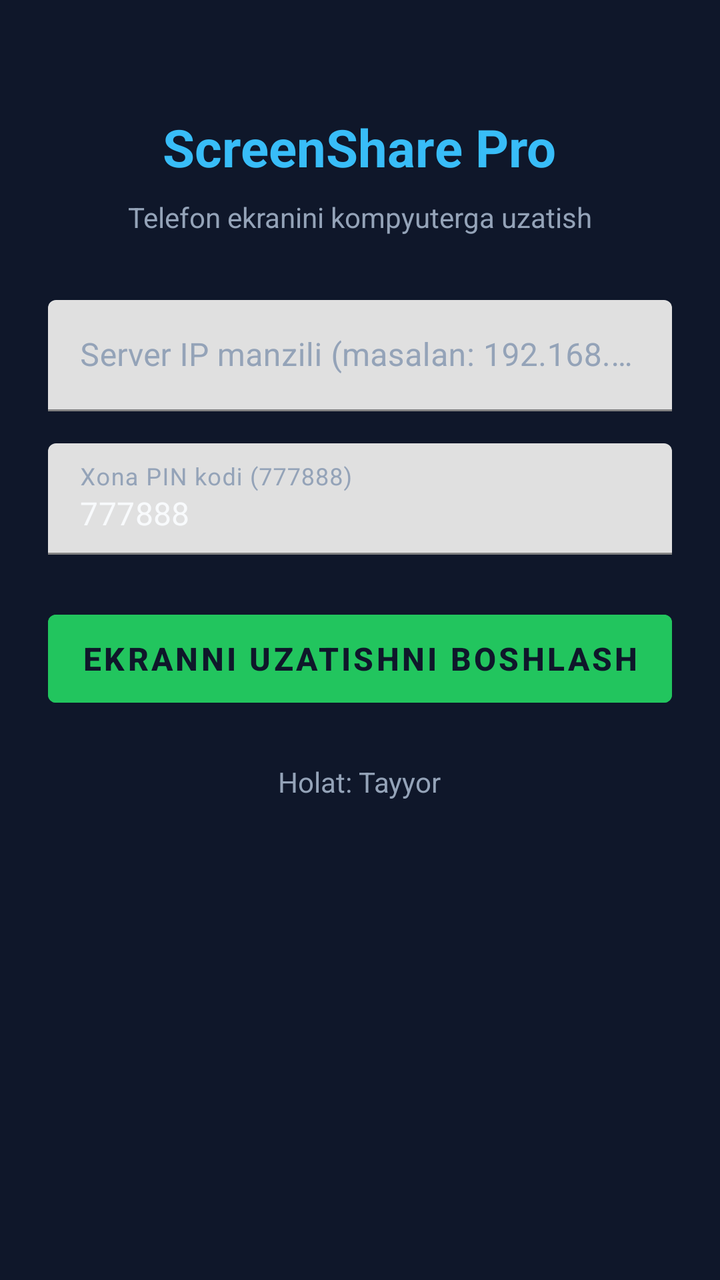
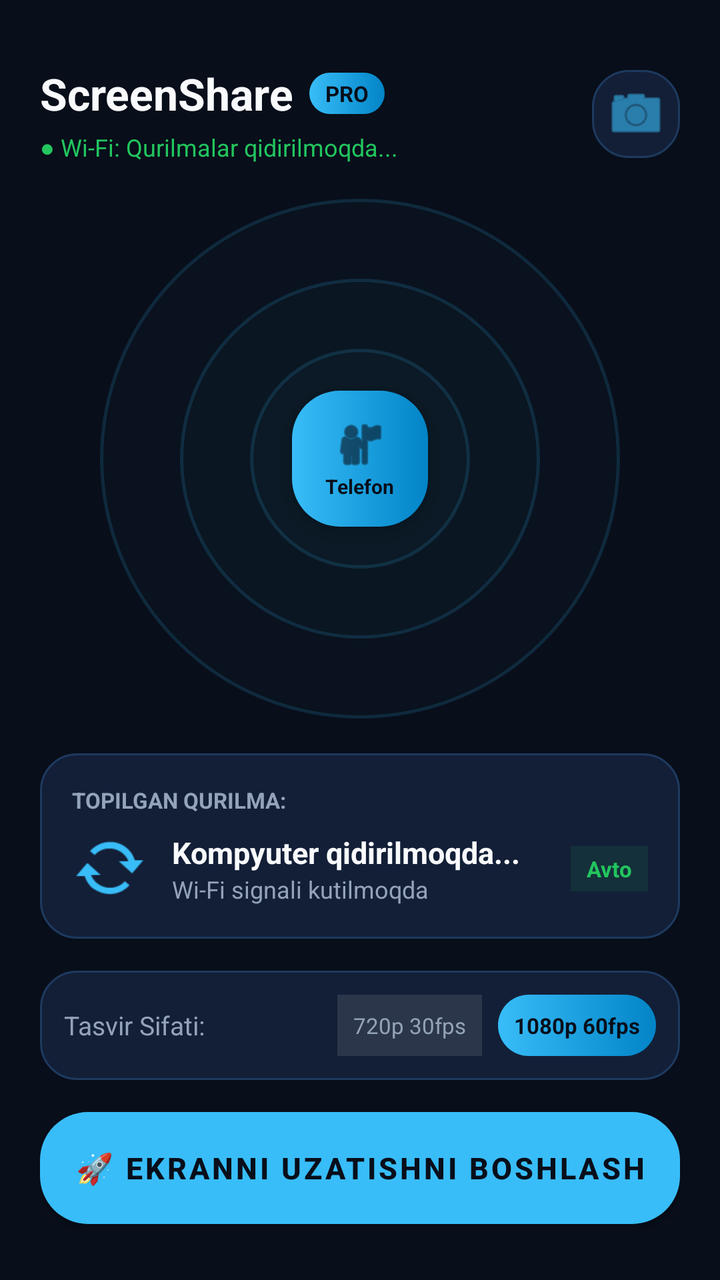

The first picture is an Android layout as it rendered before a commit; the second is the same layout after the commit. The layout source and the unified diff follow.
<!-- AndroidManifest.xml: application theme Theme.ScreenSharePro -->
<!-- res/layout/activity_main.xml -->
<?xml version="1.0" encoding="utf-8"?>
<LinearLayout xmlns:android="http://schemas.android.com/apk/res/android"
    android:layout_width="match_parent"
    android:layout_height="match_parent"
    android:orientation="vertical"
    android:background="@color/background"
    android:padding="24dp"
    android:gravity="center_horizontal">

    <TextView
        android:layout_width="wrap_content"
        android:layout_height="wrap_content"
        android:text="ScreenShare Pro"
        android:textColor="@color/primary"
        android:textSize="26sp"
        android:textStyle="bold"
        android:layout_marginTop="32dp"
        android:layout_marginBottom="8dp" />

    <TextView
        android:layout_width="wrap_content"
        android:layout_height="wrap_content"
        android:text="Telefon ekranini kompyuterga uzatish"
        android:textColor="@color/text_secondary"
        android:textSize="14sp"
        android:layout_marginBottom="32dp" />

    <com.google.android.material.textfield.TextInputLayout
        android:layout_width="match_parent"
        android:layout_height="wrap_content"
        android:textColorHint="@color/text_secondary"
        android:layout_marginBottom="16dp">
        <com.google.android.material.textfield.TextInputEditText
            android:id="@+id/etServerIp"
            android:layout_width="match_parent"
            android:layout_height="wrap_content"
            android:hint="Server IP manzili (masalan: 192.168.1.100)"
            android:textColor="@color/text_primary"
            android:inputType="textUri" />
    </com.google.android.material.textfield.TextInputLayout>

    <com.google.android.material.textfield.TextInputLayout
        android:layout_width="match_parent"
        android:layout_height="wrap_content"
        android:textColorHint="@color/text_secondary"
        android:layout_marginBottom="24dp">
        <com.google.android.material.textfield.TextInputEditText
            android:id="@+id/etRoomPin"
            android:layout_width="match_parent"
            android:layout_height="wrap_content"
            android:hint="Xona PIN kodi (777888)"
            android:text="777888"
            android:textColor="@color/text_primary"
            android:inputType="number" />
    </com.google.android.material.textfield.TextInputLayout>

    <Button
        android:id="@+id/btnToggleStream"
        android:layout_width="match_parent"
        android:layout_height="56dp"
        android:text="Ekranni uzatishni boshlash"
        android:backgroundTint="@color/accent_green"
        android:textColor="#0F172A"
        android:textStyle="bold"
        android:textSize="16sp" />

    <TextView
        android:id="@+id/tvStatus"
        android:layout_width="wrap_content"
        android:layout_height="wrap_content"
        android:text="Holat: Tayyor"
        android:textColor="@color/text_secondary"
        android:layout_marginTop="24dp" />

</LinearLayout>
<!-- resources referenced by this layout -->
<resources>
  <color name="accent_green">#22C55E</color>
  <color name="background">#0F172A</color>
  <color name="primary">#38BDF8</color>
  <color name="text_primary">#F8FAFC</color>
  <color name="text_secondary">#94A3B8</color>
  <style name="Theme.ScreenSharePro" parent="Theme.MaterialComponents.DayNight.NoActionBar">
          <item name="colorPrimary">@color/primary</item>
          <item name="colorPrimaryDark">@color/primary_dark</item>
          <item name="android:windowBackground">@color/background</item>
          <item name="android:statusBarColor">@color/background</item>
      </style>
  <color name="primary_dark">#0284C7</color>
</resources>

<!-- the commit's change to res/layout/activity_main.xml (unified diff, before → after) -->
@@ -1,75 +1,264 @@
 <?xml version="1.0" encoding="utf-8"?>
-<LinearLayout xmlns:android="http://schemas.android.com/apk/res/android"
+<androidx.constraintlayout.widget.ConstraintLayout xmlns:android="http://schemas.android.com/apk/res/android"
+    xmlns:app="http://schemas.android.com/apk/res-auto"
     android:layout_width="match_parent"
     android:layout_height="match_parent"
-    android:orientation="vertical"
     android:background="@color/background"
-    android:padding="24dp"
-    android:gravity="center_horizontal">
-
-    <TextView
-        android:layout_width="wrap_content"
+    android:padding="20dp">
+
+    
+    <LinearLayout
+        android:id="@+id/topBar"
+        android:layout_width="match_parent"
         android:layout_height="wrap_content"
-        android:text="ScreenShare Pro"
-        android:textColor="@color/primary"
-        android:textSize="26sp"
-        android:textStyle="bold"
-        android:layout_marginTop="32dp"
-        android:layout_marginBottom="8dp" />
-
-    <TextView
-        android:layout_width="wrap_content"
+        android:orientation="horizontal"
+        android:gravity="center_vertical"
+        android:layout_marginTop="12dp"
+        app:layout_constraintTop_toTopOf="parent">
+
+        <LinearLayout
+            android:layout_width="0dp"
+            android:layout_height="wrap_content"
+            android:layout_weight="1"
+            android:orientation="vertical">
+
+            <LinearLayout
+                android:layout_width="wrap_content"
+                android:layout_height="wrap_content"
+                android:orientation="horizontal"
+                android:gravity="center_vertical">
+
+                <TextView
+                    android:layout_width="wrap_content"
+                    android:layout_height="wrap_content"
+                    android:text="ScreenShare"
+                    android:textColor="@color/text_primary"
+                    android:textSize="22sp"
+                    android:textStyle="bold" />
+
+                <TextView
+                    android:layout_width="wrap_content"
+                    android:layout_height="wrap_content"
+                    android:text="PRO"
+                    android:textColor="#080E1A"
+                    android:background="@drawable/btn_gradient_cyan"
+                    android:textSize="11sp"
+                    android:textStyle="bold"
+                    android:paddingStart="8dp"
+                    android:paddingEnd="8dp"
+                    android:paddingTop="3dp"
+                    android:paddingBottom="3dp"
+                    android:layout_marginStart="8dp" />
+            </LinearLayout>
+
+            <TextView
+                android:id="@+id/tvWifiStatus"
+                android:layout_width="wrap_content"
+                android:layout_height="wrap_content"
+                android:text="● Wi-Fi: Qurilmalar qidirilmoqda..."
+                android:textColor="@color/accent_green"
+                android:textSize="12sp"
+                android:layout_marginTop="4dp" />
+        </LinearLayout>
+
+        <ImageButton
+            android:id="@+id/btnQrScan"
+            android:layout_width="44dp"
+            android:layout_height="44dp"
+            android:background="@drawable/card_bg"
+            android:src="@android:drawable/ic_menu_camera"
+            app:tint="@color/accent_cyan"
+            android:contentDescription="QR Scan" />
+    </LinearLayout>
+
+    
+    <FrameLayout
+        android:id="@+id/radarContainer"
+        android:layout_width="260dp"
+        android:layout_height="260dp"
+        app:layout_constraintTop_toBottomOf="@id/topBar"
+        app:layout_constraintBottom_toTopOf="@id/cardDiscovered"
+        app:layout_constraintStart_toStartOf="parent"
+        app:layout_constraintEnd_toEndOf="parent">
+
+        
+        <View
+            android:id="@+id/ringOuter"
+            android:layout_width="260dp"
+            android:layout_height="260dp"
+            android:layout_gravity="center"
+            android:background="@drawable/radar_ring" />
+
+        
+        <View
+            android:id="@+id/ringMiddle"
+            android:layout_width="180dp"
+            android:layout_height="180dp"
+            android:layout_gravity="center"
+            android:background="@drawable/radar_ring" />
+
+        
+        <View
+            android:id="@+id/ringInner"
+            android:layout_width="110dp"
+            android:layout_height="110dp"
+            android:layout_gravity="center"
+            android:background="@drawable/radar_ring" />
+
+        
+        <LinearLayout
+            android:layout_width="68dp"
+            android:layout_height="68dp"
+            android:layout_gravity="center"
+            android:background="@drawable/btn_gradient_cyan"
+            android:gravity="center"
+            android:orientation="vertical"
+            android:elevation="6dp">
+
+            <ImageView
+                android:layout_width="28dp"
+                android:layout_height="28dp"
+                android:src="@android:drawable/ic_menu_myplaces"
+                app:tint="#080E1A" />
+
+            <TextView
+                android:layout_width="wrap_content"
+                android:layout_height="wrap_content"
+                android:text="Telefon"
+                android:textColor="#080E1A"
+                android:textSize="10sp"
+                android:textStyle="bold" />
+        </LinearLayout>
+    </FrameLayout>
+
+    
+    <LinearLayout
+        android:id="@+id/cardDiscovered"
+        android:layout_width="match_parent"
         android:layout_height="wrap_content"
-        android:text="Telefon ekranini kompyuterga uzatish"
-        android:textColor="@color/text_secondary"
-        android:textSize="14sp"
-        android:layout_marginBottom="32dp" />
-
-    <com.google.android.material.textfield.TextInputLayout
+        android:orientation="vertical"
+        android:background="@drawable/card_bg"
+        android:padding="16dp"
+        android:layout_marginBottom="16dp"
+        app:layout_constraintBottom_toTopOf="@id/cardSettings">
+
+        <TextView
+            android:layout_width="wrap_content"
+            android:layout_height="wrap_content"
+            android:text="TOPILGAN QURILMA:"
+            android:textColor="@color/text_secondary"
+            android:textSize="11sp"
+            android:textStyle="bold" />
+
+        <LinearLayout
+            android:layout_width="match_parent"
+            android:layout_height="wrap_content"
+            android:orientation="horizontal"
+            android:gravity="center_vertical"
+            android:layout_marginTop="8dp">
+
+            <ImageView
+                android:id="@+id/ivDeviceIcon"
+                android:layout_width="38dp"
+                android:layout_height="38dp"
+                android:src="@android:drawable/stat_notify_sync"
+                app:tint="@color/accent_cyan" />
+
+            <LinearLayout
+                android:layout_width="0dp"
+                android:layout_height="wrap_content"
+                android:layout_weight="1"
+                android:orientation="vertical"
+                android:layout_marginStart="12dp">
+
+                <TextView
+                    android:id="@+id/tvDeviceName"
+                    android:layout_width="wrap_content"
+                    android:layout_height="wrap_content"
+                    android:text="Kompyuter qidirilmoqda..."
+                    android:textColor="@color/text_primary"
+                    android:textSize="15sp"
+                    android:textStyle="bold" />
+
+                <TextView
+                    android:id="@+id/tvDeviceIp"
+                    android:layout_width="wrap_content"
+                    android:layout_height="wrap_content"
+                    android:text="Wi-Fi signali kutilmoqda"
+                    android:textColor="@color/text_secondary"
+                    android:textSize="12sp" />
+            </LinearLayout>
+
+            <TextView
+                android:id="@+id/tvDeviceBadge"
+                android:layout_width="wrap_content"
+                android:layout_height="wrap_content"
+                android:text="Avto"
+                android:textColor="@color/accent_green"
+                android:textSize="11sp"
+                android:textStyle="bold"
+                android:paddingStart="8dp"
+                android:paddingEnd="8dp"
+                android:paddingTop="4dp"
+                android:paddingBottom="4dp"
+                android:background="#1A22C55E" />
+        </LinearLayout>
+    </LinearLayout>
+
+    
+    <LinearLayout
+        android:id="@+id/cardSettings"
         android:layout_width="match_parent"
         android:layout_height="wrap_content"
-        android:textColorHint="@color/text_secondary"
-        android:layout_marginBottom="16dp">
-        <com.google.android.material.textfield.TextInputEditText
-            android:id="@+id/etServerIp"
-            android:layout_width="match_parent"
-            android:layout_height="wrap_content"
-            android:hint="Server IP manzili (masalan: 192.168.1.100)"
-            android:textColor="@color/text_primary"
-            android:inputType="textUri" />
-    </com.google.android.material.textfield.TextInputLayout>
-
-    <com.google.android.material.textfield.TextInputLayout
-        android:layout_width="match_parent"
-        android:layout_height="wrap_content"
-        android:textColorHint="@color/text_secondary"
-        android:layout_marginBottom="24dp">
-        <com.google.android.material.textfield.TextInputEditText
-            android:id="@+id/etRoomPin"
-            android:layout_width="match_parent"
-            android:layout_height="wrap_content"
-            android:hint="Xona PIN kodi (777888)"
-            android:text="777888"
-            android:textColor="@color/text_primary"
-            android:inputType="number" />
-    </com.google.android.material.textfield.TextInputLayout>
-
+        android:orientation="horizontal"
+        android:background="@drawable/card_bg"
+        android:padding="12dp"
+        android:gravity="center_vertical"
+        android:layout_marginBottom="16dp"
+        app:layout_constraintBottom_toTopOf="@id/btnToggleStream">
+
+        <TextView
+            android:layout_width="0dp"
+            android:layout_height="wrap_content"
+            android:layout_weight="1"
+            android:text="Tasvir Sifati:"
+            android:textColor="@color/text_secondary"
+            android:textSize="13sp" />
+
+        <TextView
+            android:id="@+id/btnQuality720"
+            android:layout_width="wrap_content"
+            android:layout_height="wrap_content"
+            android:text="720p 30fps"
+            android:textColor="@color/text_secondary"
+            android:textSize="11sp"
+            android:padding="8dp"
+            android:background="#1AFFFFFF" />
+
+        <TextView
+            android:id="@+id/btnQuality1080"
+            android:layout_width="wrap_content"
+            android:layout_height="wrap_content"
+            android:text="1080p 60fps"
+            android:textColor="#080E1A"
+            android:textSize="11sp"
+            android:textStyle="bold"
+            android:padding="8dp"
+            android:background="@drawable/btn_gradient_cyan"
+            android:layout_marginStart="8dp" />
+    </LinearLayout>
+
+    
     <Button
         android:id="@+id/btnToggleStream"
         android:layout_width="match_parent"
         android:layout_height="56dp"
-        android:text="Ekranni uzatishni boshlash"
-        android:backgroundTint="@color/accent_green"
-        android:textColor="#0F172A"
+        android:background="@drawable/btn_gradient_cyan"
+        android:text="🚀 EKRANNI UZATISHNI BOSHLASH"
+        android:textColor="#080E1A"
+        android:textSize="15sp"
         android:textStyle="bold"
-        android:textSize="16sp" />
-
-    <TextView
-        android:id="@+id/tvStatus"
-        android:layout_width="wrap_content"
-        android:layout_height="wrap_content"
-        android:text="Holat: Tayyor"
-        android:textColor="@color/text_secondary"
-        android:layout_marginTop="24dp" />
-
-</LinearLayout>
+        android:layout_marginBottom="8dp"
+        app:layout_constraintBottom_toBottomOf="parent" />
+
+</androidx.constraintlayout.widget.ConstraintLayout>
<!-- resource entries referenced after the edit -->
@@ -1,10 +1,37 @@
 <!-- resources referenced by this layout -->
 <resources>
+  <color name="accent_cyan">#38BDF8</color>
   <color name="accent_green">#22C55E</color>
-  <color name="background">#0F172A</color>
+  <color name="background">#080E1A</color>
   <color name="primary">#38BDF8</color>
   <color name="text_primary">#F8FAFC</color>
   <color name="text_secondary">#94A3B8</color>
+  <!-- drawable btn_gradient_cyan (drawable) -->
+  <?xml version="1.0" encoding="utf-8"?>
+  <shape xmlns:android="http://schemas.android.com/apk/res/android"
+      android:shape="rectangle">
+      <gradient
+          android:angle="0"
+          android:startColor="#38BDF8"
+          android:endColor="#0284C7"
+          android:type="linear" />
+      <corners android:radius="24dp" />
+  </shape>
+  <!-- drawable card_bg (drawable) -->
+  <?xml version="1.0" encoding="utf-8"?>
+  <shape xmlns:android="http://schemas.android.com/apk/res/android"
+      android:shape="rectangle">
+      <solid android:color="#131F37" />
+      <stroke android:width="1dp" android:color="#1E3A5F" />
+      <corners android:radius="18dp" />
+  </shape>
+  <!-- drawable radar_ring (drawable) -->
+  <?xml version="1.0" encoding="utf-8"?>
+  <shape xmlns:android="http://schemas.android.com/apk/res/android"
+      android:shape="oval">
+      <stroke android:width="1.5dp" android:color="#2638BDF8" />
+      <solid android:color="#0538BDF8" />
+  </shape>
   <style name="Theme.ScreenSharePro" parent="Theme.MaterialComponents.DayNight.NoActionBar">
           <item name="colorPrimary">@color/primary</item>
           <item name="colorPrimaryDark">@color/primary_dark</item>
